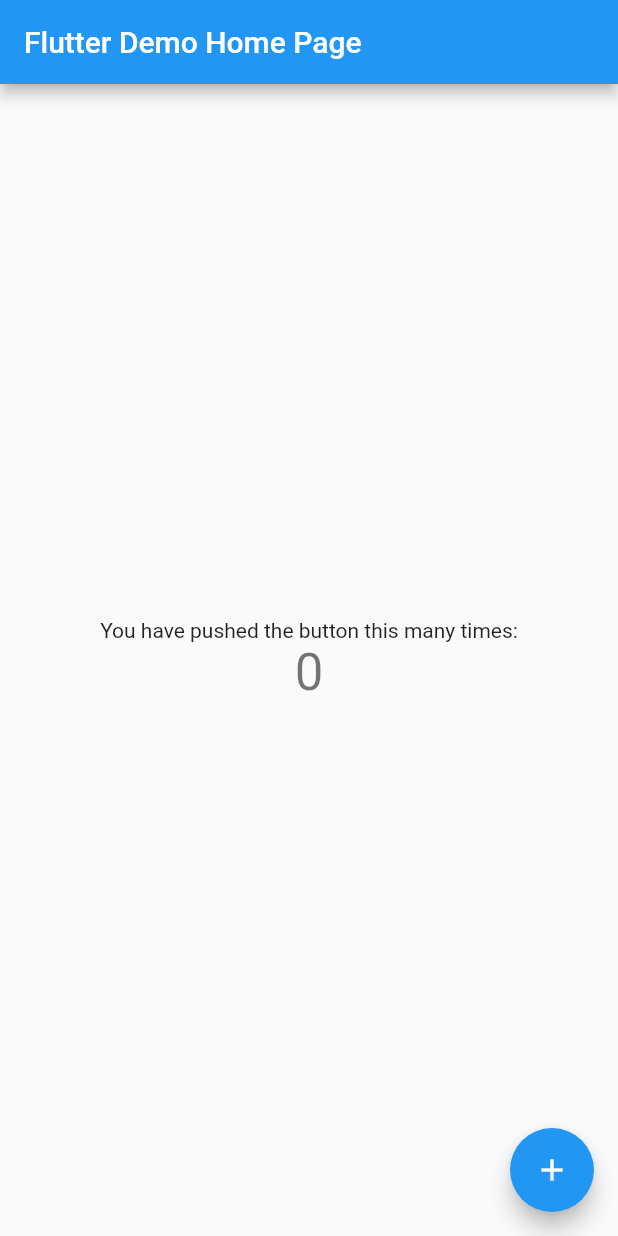
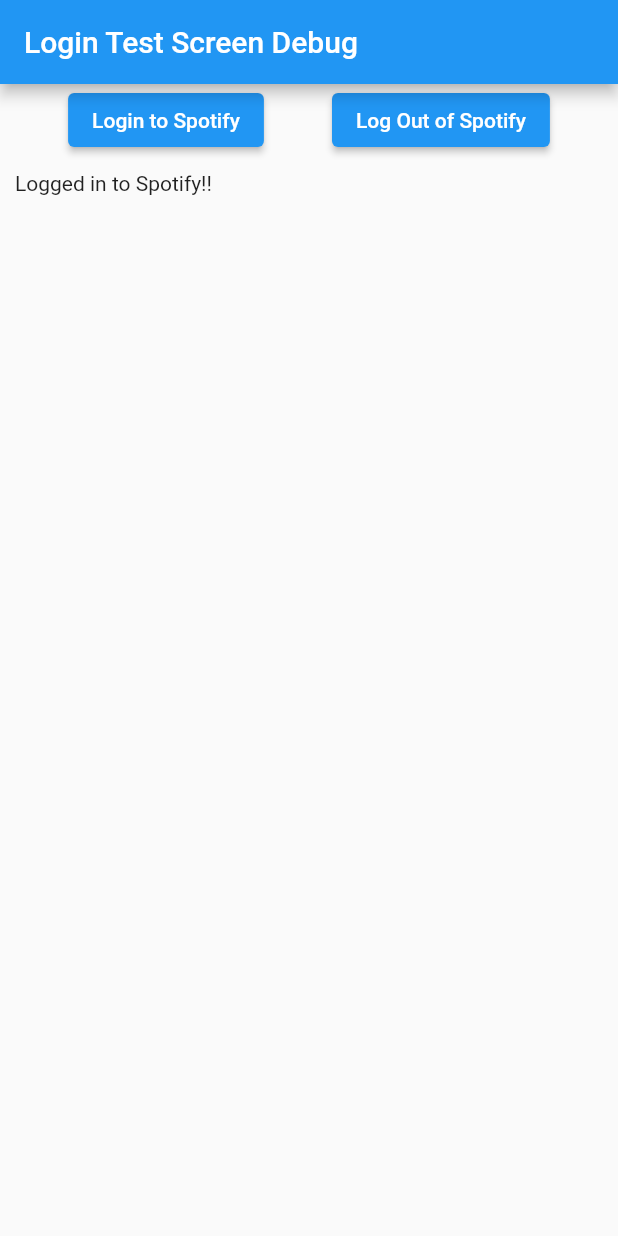
Before and after one commit to ShmokeD/playlist_transfer, a Flutter app: the screen it shows after launch, on a phone screen of 412 x 824 dp. Run offline on Flutter 3.47's test engine with Material 2 defaults, Android fonts, the phone set to English and light mode, and no system bars; missing offline and left inert: oauth2_client.

Commit message:
added error handling for spotify api and ensured functioning

```diff
--- a/lib/apis/spotify_api/oauth_helper_provider.dart
+++ b/lib/apis/spotify_api/oauth_helper_provider.dart
@@ -1,7 +1,7 @@
 //package imports
+import 'package:flutter/foundation.dart';
 import 'package:http/http.dart' as http;
 
-import 'package:flutter/cupertino.dart';
 import 'package:oauth2_client/access_token_response.dart';
 import 'package:oauth2_client/oauth2_helper.dart';
 import 'package:oauth2_client/oauth2_client.dart';
@@ -27,8 +27,8 @@ class SpotifyOAuth2Client extends OAuth2Client {
 
 class OAuthHelper with ChangeNotifier {
   static final SpotifyOAuth2Client _client = SpotifyOAuth2Client(
-    customUriScheme: 'shmoke.spotistats',
-    redirectUri: 'shmoke.spotistats://spotistats/redirect',
+    customUriScheme: 'shmoke.playtransfer',
+    redirectUri: 'shmoke.playtransfer://playtransfer/redirect',
   );
 
   final OAuth2Helper _helper = OAuth2Helper(
@@ -45,11 +45,11 @@ class OAuthHelper with ChangeNotifier {
 
   //code whcih was not ported to the spotuify api class and is stall passed to theis place
 
-  Future<AccessTokenResponse> login() async {
+  Future<bool> login() async {
     //Used to login from outside
     final AccessTokenResponse token = await _helper.getToken();
     notifyListeners();
-    return token;
+    return token.isValid();
   }
 
   Future<http.Response> get(String url) async {
--- a/lib/apis/spotify_api/spotify_api_provider.dart
+++ b/lib/apis/spotify_api/spotify_api_provider.dart
@@ -1,6 +1,7 @@
 import 'dart:convert';
 
 import 'package:flutter/cupertino.dart';
+import 'package:flutter/services.dart';
 import 'package:http/http.dart' as http;
 import 'package:flutter/foundation.dart';
 import 'package:oauth2_client/access_token_response.dart';
@@ -14,11 +15,15 @@ class SpotifyApi with ChangeNotifier {
   final OAuthHelper _helper = OAuthHelper();
 
   Future<bool> get isLoggedIn async {
-    return (await _helper.token) != null ? true : false;
+    return (await _helper.token) != null;
   }
 
-  Future<AccessTokenResponse> login() {
-    return _helper.login();
+  Future<bool> login() async {
+    final bool _response = await _helper.login().catchError((Object error) {
+      print('Error!!');
+      return false;
+    });
+    return _response;
   }
 
   Future<PrivateUserObject> getUserProfile() async {
--- a/lib/main.dart
+++ b/lib/main.dart
@@ -1,4 +1,9 @@
 import 'package:flutter/material.dart';
+import 'package:playlist_transfer/apis/spotify_api/spotify_api_provider.dart';
+
+import 'package:provider/provider.dart';
+
+import './screens/login_test_screen.dart';
 
 void main() {
   runApp(MyApp());
@@ -8,7 +13,9 @@ class MyApp extends StatelessWidget {
   // This widget is the root of your application.
   @override
   Widget build(BuildContext context) {
-    return MaterialApp(
+    return ChangeNotifierProvider<SpotifyApi>(
+      create: (_) => SpotifyApi(),
+      child: MaterialApp(
         title: 'Flutter Demo',
         theme: ThemeData(
           // This is the theme of your application.
@@ -22,92 +29,8 @@ class MyApp extends StatelessWidget {
           // is not restarted.
           primarySwatch: Colors.blue,
         ),
-      home: MyHomePage(title: 'Flutter Demo Home Page'),
+        home: LoginScreen(),
+      ),
     );
   }
 }
-
-class MyHomePage extends StatefulWidget {
-  MyHomePage({Key key, this.title}) : super(key: key);
-
-  // This widget is the home page of your application. It is stateful, meaning
-  // that it has a State object (defined below) that contains fields that affect
-  // how it looks.
-
-  // This class is the configuration for the state. It holds the values (in this
-  // case the title) provided by the parent (in this case the App widget) and
-  // used by the build method of the State. Fields in a Widget subclass are
-  // always marked "final".
-
-  final String title;
-
-  @override
-  _MyHomePageState createState() => _MyHomePageState();
-}
-
-class _MyHomePageState extends State<MyHomePage> {
-  int _counter = 0;
-
-  void _incrementCounter() {
-    setState(() {
-      // This call to setState tells the Flutter framework that something has
-      // changed in this State, which causes it to rerun the build method below
-      // so that the display can reflect the updated values. If we changed
-      // _counter without calling setState(), then the build method would not be
-      // called again, and so nothing would appear to happen.
-      _counter++;
-    });
-  }
-
-  @override
-  Widget build(BuildContext context) {
-    // This method is rerun every time setState is called, for instance as done
-    // by the _incrementCounter method above.
-    //
-    // The Flutter framework has been optimized to make rerunning build methods
-    // fast, so that you can just rebuild anything that needs updating rather
-    // than having to individually change instances of widgets.
-    return Scaffold(
-      appBar: AppBar(
-        // Here we take the value from the MyHomePage object that was created by
-        // the App.build method, and use it to set our appbar title.
-        title: Text(widget.title),
-      ),
-      body: Center(
-        // Center is a layout widget. It takes a single child and positions it
-        // in the middle of the parent.
-        child: Column(
-          // Column is also a layout widget. It takes a list of children and
-          // arranges them vertically. By default, it sizes itself to fit its
-          // children horizontally, and tries to be as tall as its parent.
-          //
-          // Invoke "debug painting" (press "p" in the console, choose the
-          // "Toggle Debug Paint" action from the Flutter Inspector in Android
-          // Studio, or the "Toggle Debug Paint" command in Visual Studio Code)
-          // to see the wireframe for each widget.
-          //
-          // Column has various properties to control how it sizes itself and
-          // how it positions its children. Here we use mainAxisAlignment to
-          // center the children vertically; the main axis here is the vertical
-          // axis because Columns are vertical (the cross axis would be
-          // horizontal).
-          mainAxisAlignment: MainAxisAlignment.center,
-          children: <Widget>[
-            Text(
-              'You have pushed the button this many times:',
-            ),
-            Text(
-              '$_counter',
-              style: Theme.of(context).textTheme.headline4,
-            ),
-          ],
-        ),
-      ),
-      floatingActionButton: FloatingActionButton(
-        onPressed: _incrementCounter,
-        tooltip: 'Increment',
-        child: Icon(Icons.add),
-      ), // This trailing comma makes auto-formatting nicer for build methods.
-    );
-  }
-}
--- /dev/null
+++ b/lib/screens/login_test_screen.dart
@@ -0,0 +1,52 @@
+import 'package:flutter/material.dart';
+import 'package:provider/provider.dart';
+
+import '../apis/spotify_api/spotify_api_provider.dart';
+
+class LoginScreen extends StatefulWidget {
+  @override
+  _LoginScreenState createState() => _LoginScreenState();
+}
+
+class _LoginScreenState extends State<LoginScreen> {
+  @override
+  Widget build(BuildContext context) {
+    final SpotifyApi _spotifyApi = Provider.of<SpotifyApi>(context);
+    return Scaffold(
+      appBar: AppBar(
+        title: const Text('Login Test Screen Debug'),
+      ),
+      body: Column(
+        crossAxisAlignment: CrossAxisAlignment.center,
+        children: [
+          Row(mainAxisAlignment: MainAxisAlignment.spaceEvenly, children: [
+            ElevatedButton(
+                onPressed: () => _spotifyApi.login().then((_) {
+                      print('Completed');
+                      setState(() {});
+                    }),
+                child: const Text('Login to Spotify')),
+            ElevatedButton(
+                onPressed: () =>
+                    _spotifyApi.revokeLogin().then((_) => setState(() {})),
+                child: const Text('Log Out of Spotify'))
+          ]),
+          Container(
+            width: double.infinity,
+            padding: const EdgeInsets.all(10),
+            child: FutureBuilder(
+              future: _spotifyApi.isLoggedIn,
+              builder: (_, AsyncSnapshot<bool> snapshot) {
+                return snapshot.hasData
+                    ? snapshot.data
+                        ? const Text('Logged in to Spotify!!')
+                        : const Text('Not Logged in to Spotify')
+                    : const Text('Waiting for spotify login');
+              },
+            ),
+          )
+        ],
+      ),
+    );
+  }
+}
--- a/pubspec.yaml
+++ b/pubspec.yaml
@@ -24,6 +24,7 @@ dependencies:
   flutter:
     sdk: flutter
   oauth2_client: ^1.7.1
+  provider: ^5.0.0
 
 dev_dependencies:
   flutter_test:
```
Also changed, not shown: pubspec.lock, 1 other file. Lines whose indentation alone changed are shown as unchanged.
